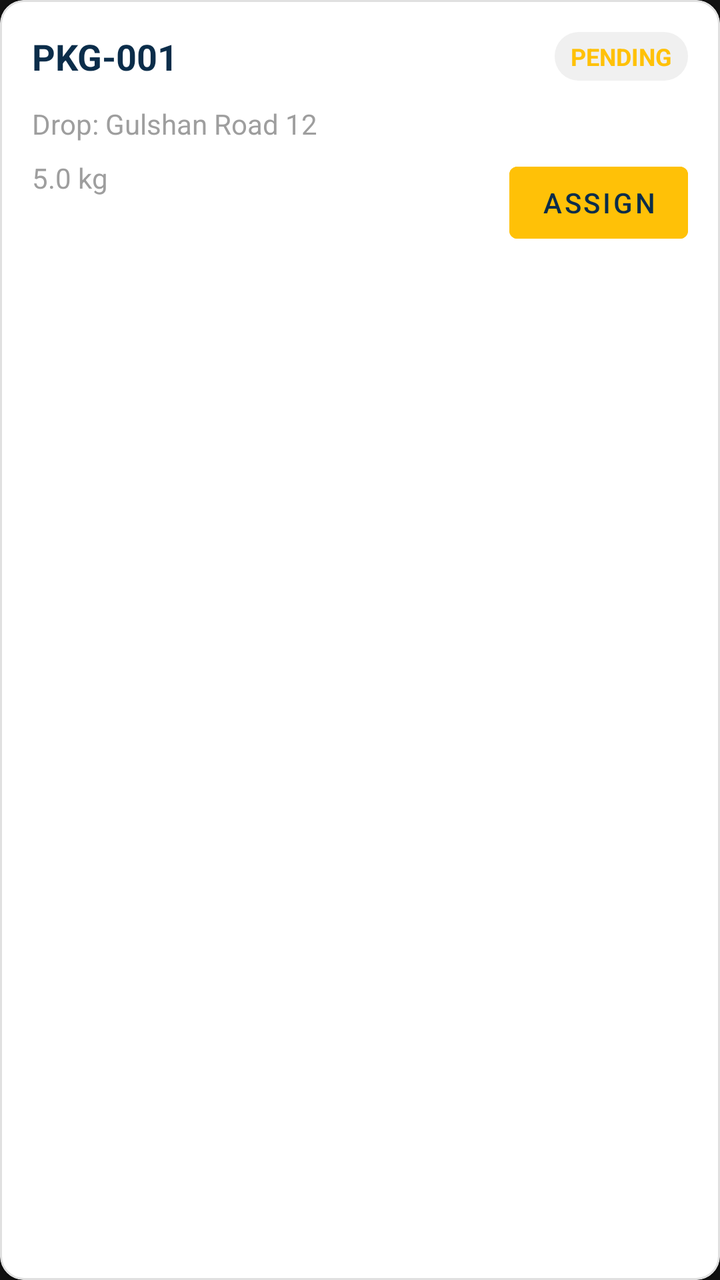
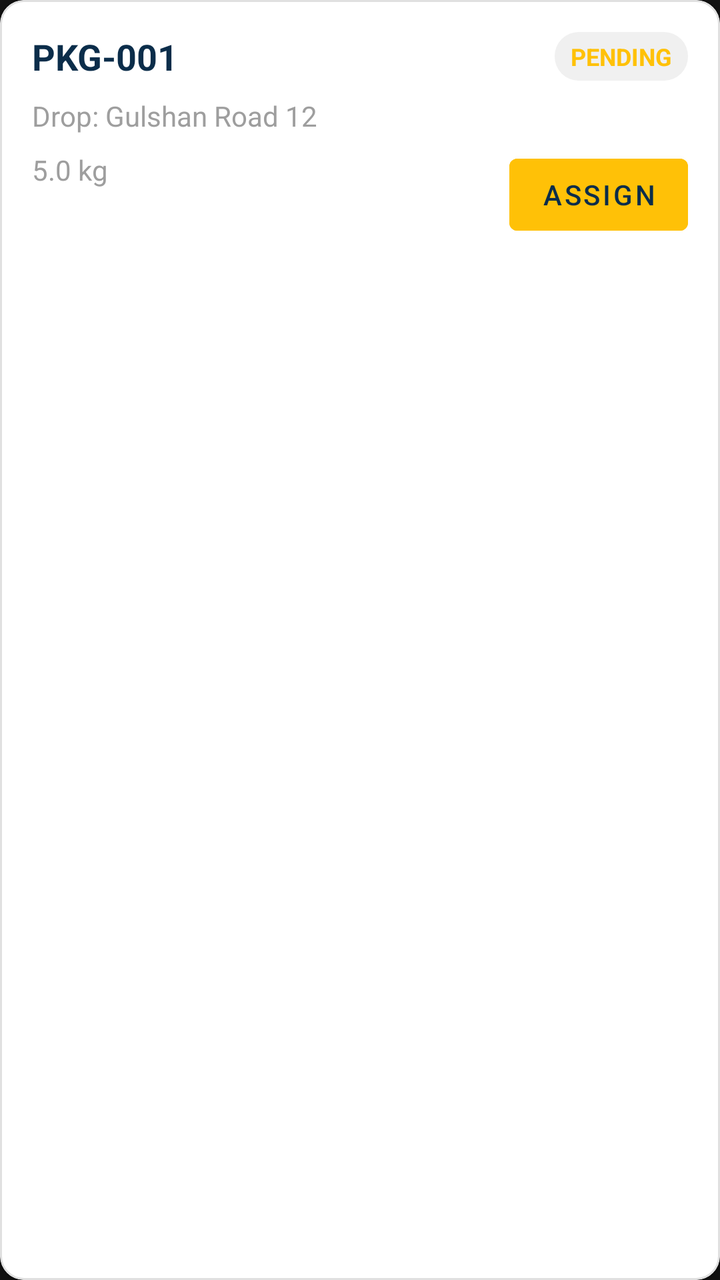

Screens rendered from an Android XML layout before and after an edit, with the pre-edit source and the edit as a unified diff.
<!-- AndroidManifest.xml: application theme Theme.LOAD -->
<!-- res/layout/item_package.xml -->
<?xml version="1.0" encoding="utf-8"?>
<com.google.android.material.card.MaterialCardView xmlns:android="http://schemas.android.com/apk/res/android"
    xmlns:app="http://schemas.android.com/apk/res-auto"
    android:layout_width="match_parent"
    android:layout_height="wrap_content"
    android:layout_margin="8dp"
    app:cardCornerRadius="12dp"
    app:cardElevation="4dp"
    app:strokeColor="#E0E0E0"
    app:strokeWidth="1dp">

    <androidx.constraintlayout.widget.ConstraintLayout
        android:layout_width="match_parent"
        android:layout_height="wrap_content"
        android:padding="16dp">

        <TextView
            android:id="@+id/tvPackageId"
            android:layout_width="wrap_content"
            android:layout_height="wrap_content"
            android:text="PKG-001"
            android:textStyle="bold"
            android:textSize="18sp"
            android:textColor="@color/primary"
            app:layout_constraintStart_toStartOf="parent"
            app:layout_constraintTop_toTopOf="parent" />

        <TextView
            android:id="@+id/tvStatus"
            android:layout_width="wrap_content"
            android:layout_height="wrap_content"
            android:text="PENDING"
            android:textSize="12sp"
            android:textStyle="bold"
            android:background="@drawable/badge_bg"
            android:paddingHorizontal="8dp"
            android:paddingVertical="4dp"
            android:textColor="@color/accent"
            app:layout_constraintBottom_toBottomOf="@id/tvPackageId"
            app:layout_constraintEnd_toEndOf="parent"
            app:layout_constraintTop_toTopOf="@id/tvPackageId" />

        <TextView
            android:id="@+id/tvDropAddress"
            android:layout_width="0dp"
            android:layout_height="wrap_content"
            android:text="Drop: Gulshan Road 12"
            android:textSize="14sp"
            android:layout_marginTop="12dp"
            android:textColor="@color/textSecondary"
            app:layout_constraintEnd_toEndOf="parent"
            app:layout_constraintStart_toStartOf="parent"
            app:layout_constraintTop_toBottomOf="@id/tvPackageId" />

        <TextView
            android:id="@+id/tvWeight"
            android:layout_width="wrap_content"
            android:layout_height="wrap_content"
            android:text="5.0 kg"
            android:textSize="14sp"
            android:layout_marginTop="8dp"
            android:textColor="@color/textSecondary"
            app:layout_constraintStart_toStartOf="parent"
            app:layout_constraintTop_toBottomOf="@id/tvDropAddress" />

        <Button
            android:id="@+id/btnAssign"
            android:layout_width="wrap_content"
            android:layout_height="36dp"
            android:text="Assign"
            android:textColor="@color/primary"
            android:backgroundTint="@color/accent"
            android:layout_marginTop="12dp"
            android:insetTop="0dp"
            android:insetBottom="0dp"
            app:layout_constraintEnd_toEndOf="parent"
            app:layout_constraintTop_toBottomOf="@id/tvDropAddress" />

    </androidx.constraintlayout.widget.ConstraintLayout>
</com.google.android.material.card.MaterialCardView>
<!-- resources referenced by this layout -->
<resources>
  <color name="accent">#FFC107</color>
  <color name="primary">#0B2D4A</color>
  <color name="textSecondary">#9E9E9E</color>
  <!-- drawable badge_bg (drawable) -->
  <?xml version="1.0" encoding="utf-8"?>
  <shape xmlns:android="http://schemas.android.com/apk/res/android">
      <solid android:color="#F0F0F0"/>
      <corners android:radius="12dp"/>
  </shape>
  <style name="Theme.LOAD" parent="Theme.MaterialComponents.DayNight.NoActionBar">
          <item name="colorPrimary">@color/primary</item>
          <item name="colorPrimaryVariant">@color/primaryDark</item>
          <item name="colorOnPrimary">@color/white</item>
          <item name="colorSecondary">@color/accent</item>
          <item name="colorSecondaryVariant">@color/accent</item>
          <item name="colorOnSecondary">@color/primary</item> 
          <item name="android:statusBarColor">@color/primary</item>
          <item name="android:windowBackground">@color/background</item>
      </style>
  <color name="primaryDark">#071F33</color>
  <color name="white">#FFFFFF</color>
  <color name="background">#121212</color>
</resources>

<!-- the commit's change to res/layout/item_package.xml (unified diff, before → after) -->
@@ -41,16 +41,29 @@
             app:layout_constraintTop_toTopOf="@id/tvPackageId" />
 
         <TextView
+            android:id="@+id/tvOtpDisplay"
+            android:layout_width="wrap_content"
+            android:layout_height="wrap_content"
+            android:text="OTP: 1234"
+            android:textSize="14sp"
+            android:textStyle="bold"
+            android:textColor="@color/accent"
+            android:visibility="gone"
+            android:layout_marginTop="4dp"
+            app:layout_constraintStart_toStartOf="parent"
+            app:layout_constraintTop_toBottomOf="@id/tvPackageId" />
+
+        <TextView
             android:id="@+id/tvDropAddress"
             android:layout_width="0dp"
             android:layout_height="wrap_content"
             android:text="Drop: Gulshan Road 12"
             android:textSize="14sp"
-            android:layout_marginTop="12dp"
+            android:layout_marginTop="8dp"
             android:textColor="@color/textSecondary"
             app:layout_constraintEnd_toEndOf="parent"
             app:layout_constraintStart_toStartOf="parent"
-            app:layout_constraintTop_toBottomOf="@id/tvPackageId" />
+            app:layout_constraintTop_toBottomOf="@id/tvOtpDisplay" />
 
         <TextView
             android:id="@+id/tvWeight"
@@ -67,7 +80,7 @@
             android:id="@+id/btnAssign"
             android:layout_width="wrap_content"
             android:layout_height="36dp"
-            android:text="Assign"
+            android:text="ASSIGN"
             android:textColor="@color/primary"
             android:backgroundTint="@color/accent"
             android:layout_marginTop="12dp"
